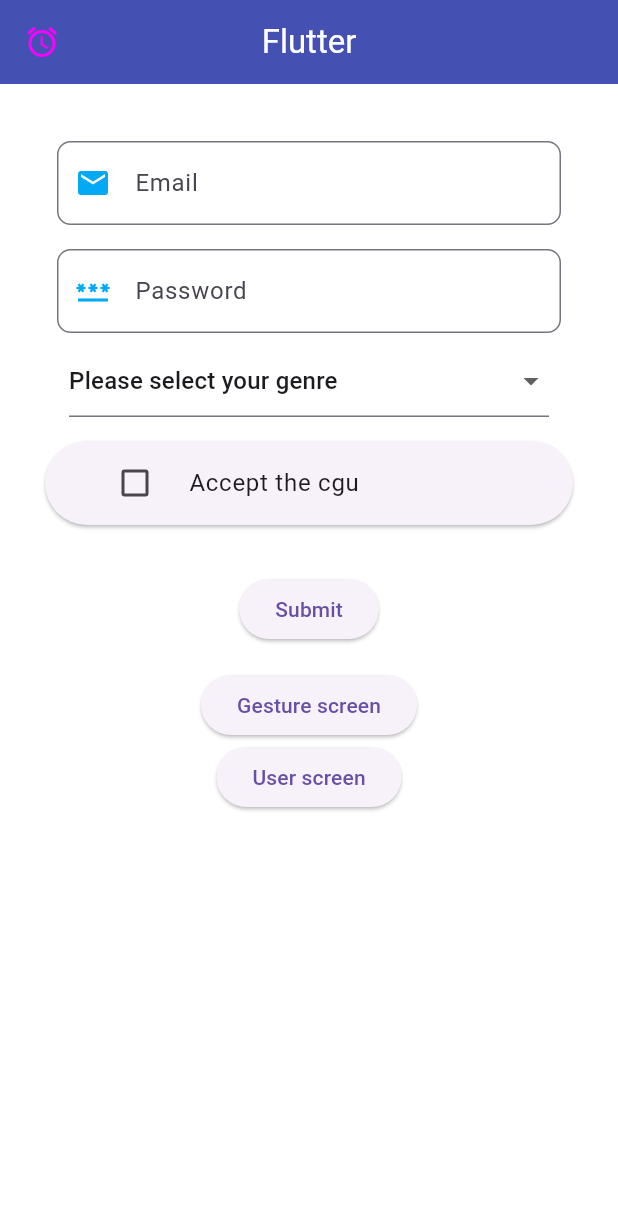
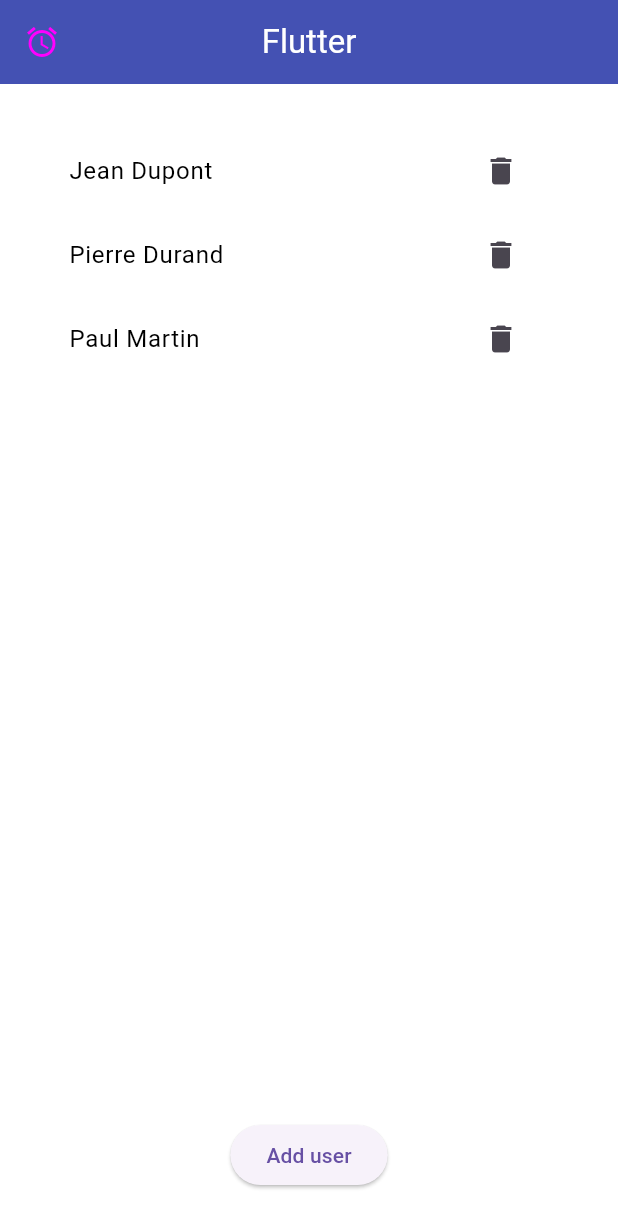
Before and after one commit to qdimanche/flutter-mvc, a Flutter app: the screen it shows after launch, on a phone screen of 412 x 824 dp. Shown: the top 1228 px of the screen. Run offline on Flutter 3.47's test engine with Material 3 defaults, Android fonts, the phone set to English and light mode, and no system bars; our stand-ins replace form_field_validator.

```diff
--- a/lib/controllers/user_controller.dart
+++ b/lib/controllers/user_controller.dart
@@ -15,4 +15,8 @@ class UserController extends ChangeNotifier{
   void addUser(User user) {
     _users.add(user);
   }
+
+  void removeUser(User user){
+    _users.remove(user);
+  }
 }
--- a/lib/main.dart
+++ b/lib/main.dart
@@ -1,8 +1,5 @@
 import 'package:flutter/material.dart';
 import 'package:form/screens/home_screen.dart';
-import 'package:form/screens/gesture_screen.dart';
-import 'package:form/screens/user_screen.dart';
-import 'package:provider/provider.dart';
 
 void main() {
   runApp(const MainApp());
@@ -23,9 +20,7 @@ class MainApp extends StatelessWidget {
       debugShowCheckedModeBanner: false,
       initialRoute: '/',
       routes: {
-        '/': (context) => const HomeScreen(),
-        '/gesture': (context) => const GestureScreen(),
-        '/users': (context) => const UserScreen(),
+        '/': (context) => const HomeScreen()
       },
     );
   }
--- a/lib/screens/home_screen.dart
+++ b/lib/screens/home_screen.dart
@@ -1,54 +1,106 @@
-import 'package:flutter/material.dart';
-import 'package:form/screens/gesture_screen.dart';
-import 'package:form/screens/user_screen.dart';
-import 'package:form/widgets/custom_form.dart';
+import 'package:flutter/material.dart'; // Import for building UI components
+import 'package:form/models/user.dart'; // Import for User data model
+import 'package:form/controllers/user_controller.dart'; // Import for User management
+import 'package:form/screens/user_details_screen.dart';
+import 'package:form/widgets/add_user_form.dart'; // Import for Add User form widget
 
 class HomeScreen extends StatefulWidget {
-  const HomeScreen({super.key});
+  const HomeScreen({super.key}); // StatefulWidget for state management
 
   @override
-  State<StatefulWidget> createState() {
-    return _HomeScreen();
-  }
+  State<StatefulWidget> createState() => _HomeScreen(); // Create state object
 }
 
 class _HomeScreen extends State<HomeScreen> {
+  final UserController _userController =
+  UserController(); // User controller instance
+
+  Widget _buildUserList() {
+    // Builds a ListView displaying user information
+    return ListView.builder(
+      itemCount: _userController.users.length, // Get user count from controller
+      itemBuilder: (BuildContext context, int index) {
+        User user = _userController.users[index]; // Get user data at index
+        return ListTile(
+          onTap: () {
+            // Rediriger l'utilisateur vers la vue de détails de l'utilisateur
+            Navigator.push(
+              context,
+              MaterialPageRoute(builder: (context) => UserDetailsScreen(user: user)),
+            );
+          },
+          title: Text(
+            '${user.prenom} ${user.nom}', // Display user's first and last name
+            style: const TextStyle(
+              color: Colors.black, // Set text color to black
+            ),
+          ),
+          trailing: IconButton(
+            icon: const Icon(Icons.delete),
+            onPressed: () {
+              _userController.removeUser(user);
+              setState(() {});
+            },
+          ),
+        );
+      },
+    );
+  }
+
+  @override
+  void initState() {
+    super.initState();
+    _userController
+        .loadUsers(); // Load initial user data on screen initialization
+  }
+
+  Future<void> userAddDialog() async {
+    // Function to display a dialog for adding a new user
+    await showDialog(
+      context: context,
+      builder: (context) => AlertDialog(
+        title: const Text('Add User'), // Dialog title
+        content: AddUserForm(
+          userIsAddedCallback: (User user) {
+            // Callback for adding a user
+            _userController.addUser(user); // Add user to controller
+            setState(() {}); // Trigger UI rebuild to reflect changes
+          },
+        ),
+      ),
+    );
+  }
+
   @override
   Widget build(BuildContext context) {
     return Scaffold(
       appBar: AppBar(
         title: const Text('Flutter', style: TextStyle(color: Colors.white)),
+        // App title
         leading: const Icon(Icons.access_alarm, color: Color(0xFFFF00FF)),
+        // Leading icon
         elevation: 10.0,
-        centerTitle: true,
+        // App bar elevation
+        centerTitle: true, // Center title
       ),
       backgroundColor: const Color.fromRGBO(255, 255, 255, 1),
+      // Background color
       body: Center(
         child: Container(
-          margin: const EdgeInsets.all(30.0),
-          width: 400,
+          margin: const EdgeInsets.all(30.0), // Container margin
+          width: 400, // Container width
           child: Column(
             children: [
-              const MyCustomForm(),
+              Expanded(child: _buildUserList()), // Display user list widget
               ElevatedButton(
-                  onPressed: () {
-                    Navigator.push(
-                      context,
-                      MaterialPageRoute(builder: (context) => const GestureScreen()),
-                    );}
-              , child: const Text("Gesture screen")),
-              ElevatedButton(
-                  onPressed: () {
-                    Navigator.push(
-                      context,
-                      MaterialPageRoute(builder: (context) => const UserScreen()),
-                    );}
-                  , child: const Text("User screen"))
+                // Elevated button to open add user dialog
+                onPressed: userAddDialog,
+                child: const Text("Add user"), // Button text
+              )
             ],
-          )
-
           ),
-        )
+        ),
+      ),
     );
   }
 }
```
Also changed, not shown: lib/screens/gesture_screen.dart (deleted, +0 -34 lines), lib/screens/user_details_screen.dart (added, +34 -0 lines), lib/screens/user_screen.dart (deleted, +0 -91 lines).
